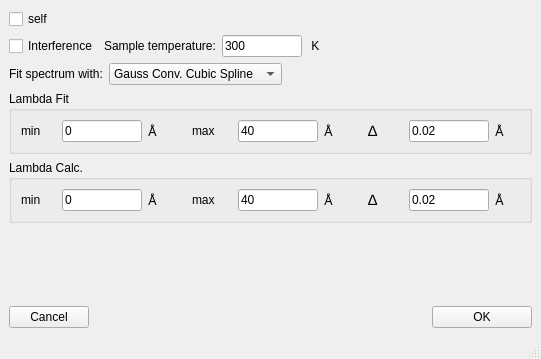
Qt form addie/ui/placzek.ui (neutrons/addie) before a commit.
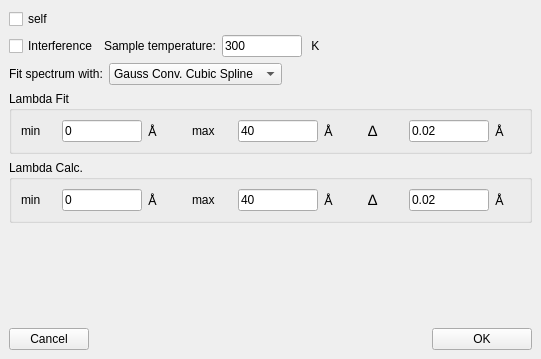
The same form after that commit.

Commit message: remove status bar

Patch:
```diff
--- a/addie/ui/placzek.ui
+++ b/addie/ui/placzek.ui
@@ -598,7 +598,6 @@
     </rect>
    </property>
   </widget>
-  <widget class="QStatusBar" name="statusbar"/>
  </widget>
  <resources/>
  <connections>
```
The commit also changes 19 other files.
